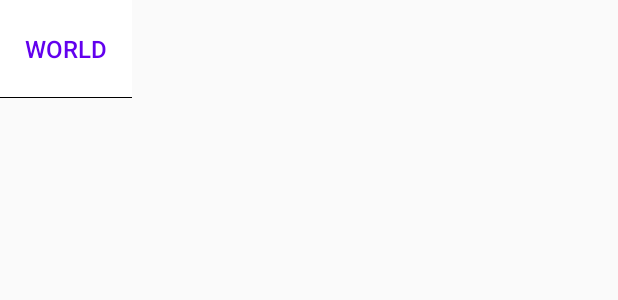
After one commit to xyyimian/NewsAppAndroid, an Android app: the layout headline_tabs.xml on its own in the app's theme, with its tools: preview values and no code run, on a phone screen of 412 x 824 dp. The commit adds this screen. Shown: the top 300 px of the screen. Run offline under Robolectric (Android 15) with nearby library versions, the phone set to English and light mode, and no system bars; network calls fail.

Commit message:
headline fragment

```diff
--- a/app/src/main/java/com/example/newsapp/MainActivity.java
+++ b/app/src/main/java/com/example/newsapp/MainActivity.java
@@ -105,7 +105,7 @@ public class MainActivity extends AppCompatActivity {
                         //Request location updates:
                         //locationManager.requestLocationUpdates(provider, 400, 1, this);
                         gpsTracker= new GPSTracker(this);
-                        homeViewModel.setText(gpsTracker.getLocality(this));
+                        homeViewModel.setText(gpsTracker.getLocality(this)+","+gpsTracker.getState(this));
                         //Toast.makeText(this,"long:"+gpsTracker.getLongitude()+"\nlat:"+gpsTracker.getLatitude()+"\ngetLocality:"+gpsTracker.getLocality(this),Toast.LENGTH_LONG).show();
                         //tv_test.setText(String.valueOf(gpsTracker.getLongitude())+" "+String.valueOf(gpsTracker.getLatitude()));
                     }
@@ -131,8 +131,8 @@ public class MainActivity extends AppCompatActivity {
         //homeViewModel = new ViewModelProvider(requireActivity()).get(HomeViewModel.class);
         if(checkLocationPermission()){
             gpsTracker= new GPSTracker(this);
-            Toast.makeText(this,gpsTracker.getState(this),Toast.LENGTH_LONG).show();
-            homeViewModel.setText(gpsTracker.getLocality(this));
+            //Toast.makeText(this,gpsTracker.getState(this),Toast.LENGTH_LONG).show();
+            homeViewModel.setText(gpsTracker.getLocality(this)+","+gpsTracker.getState(this));
         }
         BottomNavigationView navView = findViewById(R.id.nav_view);
         // Passing each menu ID as a set of Ids because each
--- /dev/null
+++ b/app/src/main/res/drawable/hl_tag_btn2.xml
@@ -0,0 +1,18 @@
+<?xml version="1.0" encoding="utf-8"?>
+<layer-list xmlns:android="http://schemas.android.com/apk/res/android" >
+    <item>
+        <shape
+            android:shape="rectangle">
+            <solid android:color="#000000" />
+
+        </shape>
+    </item>
+
+    <item android:bottom="1dp">
+        <shape
+            android:shape="rectangle">
+            <solid android:color="#FFFFFF" />
+        </shape>
+    </item>
+
+</layer-list>
--- /dev/null
+++ b/app/src/main/res/layout/headline_tabs.xml
@@ -0,0 +1,16 @@
+<?xml version="1.0" encoding="utf-8"?>
+<LinearLayout xmlns:android="http://schemas.android.com/apk/res/android"
+    android:layout_width="wrap_content"
+    android:layout_height="wrap_content"
+    android:orientation="vertical">
+
+    <Button
+        android:id="@+id/btn_hltag"
+        android:layout_width="wrap_content"
+        android:layout_height="65dp"
+        android:background="@drawable/hl_tag_btn2"
+        android:text="WORLD"
+        android:textColor="@color/colorPrimary"
+        android:textSize="16sp" />
+
+</LinearLayout>
```
Also changed, not shown: app/src/main/java/com/example/newsapp/ui/headlines/HeadlinesFragment.java (+101 -8 lines), app/src/main/java/com/example/newsapp/ui/headlines/Tab.java (added, +28 -0 lines), app/src/main/java/com/example/newsapp/ui/headlines/TabAdapter.java (added, +73 -0 lines), app/src/main/java/com/example/newsapp/ui/home/HomeFragment.java (+9 -3 lines), app/src/main/res/drawable/hl_tag_btn.xml (added, +18 -0 lines), app/src/main/res/layout/fragment_headlines.xml (+10 -13 lines).
